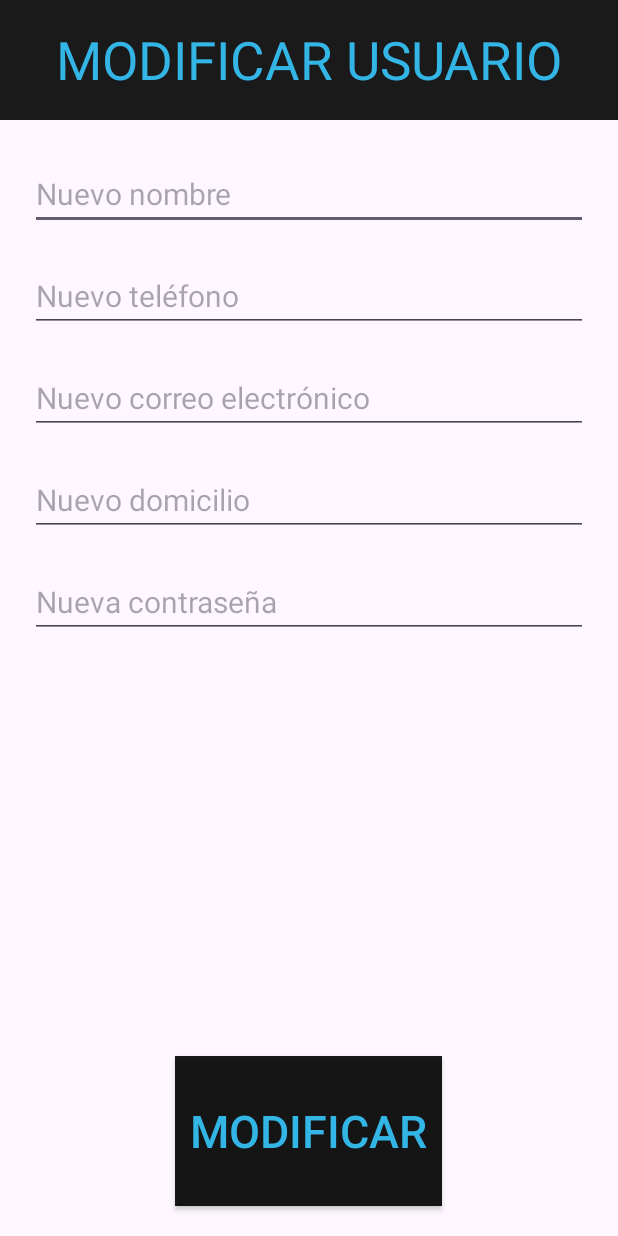
After one commit to kikewest/Burger, an Android app: the layout activity_modificardatospersonales.xml on its own in the app's theme, with its tools: preview values and no code run, on a phone screen of 412 x 824 dp. The commit adds this screen. Run offline under Robolectric (Android 15) with nearby library versions, the phone set to English and light mode, and no system bars.

Commit message:
modificarperfil

```diff
--- a/app/src/main/AndroidManifest.xml
+++ b/app/src/main/AndroidManifest.xml
@@ -48,6 +48,8 @@
         <activity android:name=".modificarIncidenciaActivity"></activity>
         <activity android:name=".eliminarIncidenciaActivity"></activity>
         <activity android:name=".mostrarIncidenciaActivity"></activity>
+        <activity android:name=".modificarDatosPersonales" />
+
     </application>
 
 </manifest>
--- /dev/null
+++ b/app/src/main/res/layout/activity_modificardatospersonales.xml
@@ -0,0 +1,107 @@
+<?xml version="1.0" encoding="utf-8"?>
+<LinearLayout xmlns:android="http://schemas.android.com/apk/res/android"
+    android:layout_width="match_parent"
+    android:layout_height="match_parent"
+    android:orientation="vertical">
+
+    <LinearLayout
+        android:layout_width="match_parent"
+        android:layout_height="80dp"
+        android:orientation="vertical">
+
+        <TextView
+            android:layout_width="match_parent"
+            android:layout_height="match_parent"
+            android:gravity="center"
+            android:background="#E4000000"
+            android:textColor="@android:color/holo_blue_light"
+            android:text="MODIFICAR USUARIO"
+            android:textSize="35dp" />
+    </LinearLayout>
+
+    <ScrollView
+        android:layout_width="match_parent"
+        android:layout_height="wrap_content"
+        android:layout_marginHorizontal="20dp"
+        android:layout_marginVertical="5dp"
+        android:layout_weight="1">
+
+        <LinearLayout
+            android:layout_width="match_parent"
+            android:layout_height="match_parent"
+            android:layout_weight="1"
+            android:orientation="vertical">
+
+
+
+            <EditText
+                android:id="@+id/ModificarNombreUsuario"
+                android:layout_marginTop="20dp"
+                android:layout_width="match_parent"
+                android:layout_height="wrap_content"
+                android:ems="10"
+                android:hint="Nuevo nombre"
+                android:inputType="text"
+                android:textSize="20dp" />
+
+            <EditText
+                android:id="@+id/ModificarTelefonoUsuario"
+                android:layout_marginTop="20dp"
+                android:layout_width="match_parent"
+                android:layout_height="wrap_content"
+                android:ems="10"
+                android:hint="Nuevo teléfono"
+                android:inputType="numberDecimal"
+                android:textSize="20sp" />
+
+            <EditText
+                android:id="@+id/ModificarCorreoUsuario"
+                android:layout_marginTop="20dp"
+                android:layout_width="match_parent"
+                android:layout_height="wrap_content"
+                android:ems="10"
+                android:inputType="text"
+                android:hint="Nuevo correo electrónico"
+                android:textSize="20sp" />
+
+            <EditText
+                android:id="@+id/ModificarDomicilioUsuario"
+                android:layout_marginTop="20dp"
+                android:layout_width="match_parent"
+                android:layout_height="wrap_content"
+                android:ems="10"
+                android:inputType="text"
+                android:hint="Nuevo domicilio"
+                android:textSize="20sp" />
+
+            <EditText
+                android:id="@+id/ModificarContraseniaUsuario"
+                android:layout_marginTop="20dp"
+                android:layout_width="match_parent"
+                android:layout_height="wrap_content"
+                android:ems="10"
+                android:inputType="numberPassword"
+                android:hint="Nueva contraseña"
+                android:textSize="20sp" />
+
+        </LinearLayout>
+    </ScrollView>
+
+    <LinearLayout
+        android:layout_width="match_parent"
+        android:layout_height="140dp"
+        android:gravity="center"
+        android:orientation="horizontal">
+
+        <androidx.appcompat.widget.AppCompatButton
+            android:id="@+id/modificarBoton"
+            android:layout_width="178dp"
+            android:layout_height="100dp"
+            android:layout_marginHorizontal="20dp"
+            android:background="#E4000000"
+            android:gravity="center"
+            android:text="Modificar"
+            android:textColor="@android:color/holo_blue_light"
+            android:textSize="30dp" />
+    </LinearLayout>
+</LinearLayout>
--- a/app/src/main/res/values/strings.xml
+++ b/app/src/main/res/values/strings.xml
@@ -1,6 +1,7 @@
-<resources>
+    <resources>
     <!-- TODO: Remove or change this placeholder text -->
     <string name="hello_blank_fragment">Hello blank fragment</string>
     <string name="app_name">Burger</string>
 
+
 </resources>
```
Also changed, not shown: app/src/main/java/com/example/burger/DbHelper.java (+22 -1 lines), app/src/main/java/com/example/burger/LoginFragment.java (+35 -31 lines), app/src/main/java/com/example/burger/menuActivity.java (+27 -11 lines), app/src/main/java/com/example/burger/modificarDatosPersonales.java (added, +98 -0 lines).
